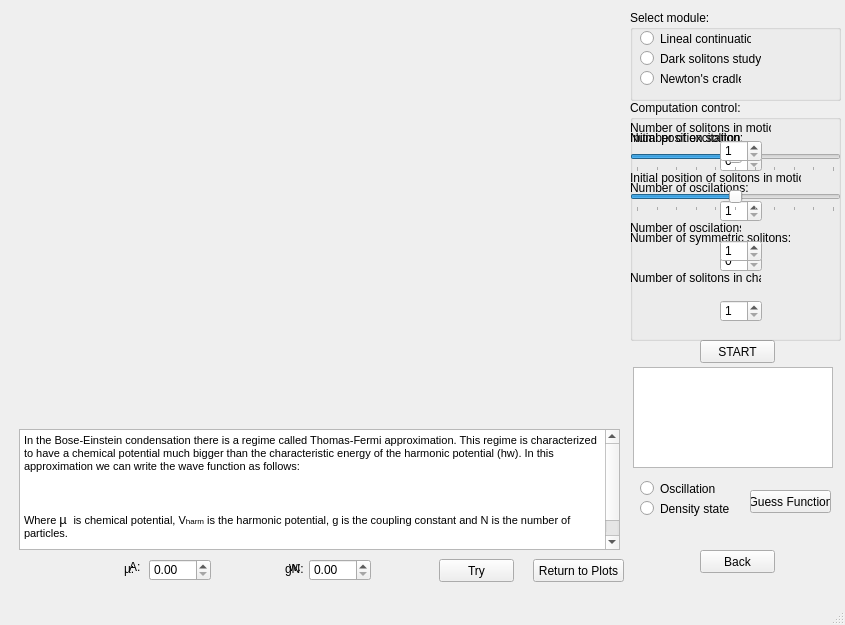
Above: DS.ui from brunojulia/ultracoldUB before the change. Below: the same form after it.
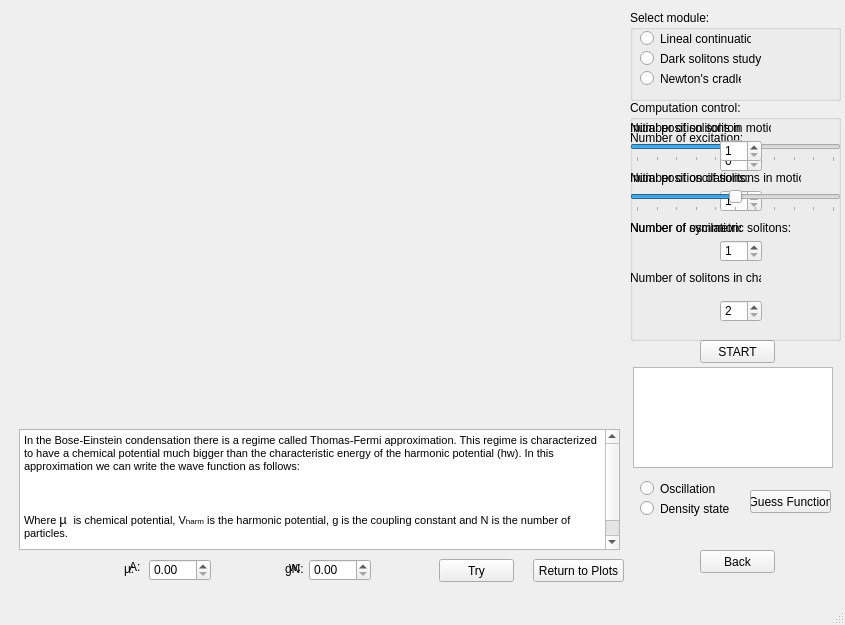
That is the form after the change. Icons and pictures are not drawn.

Commit message: Cambios en la interfaz.

```diff
--- a/DS.ui
+++ b/DS.ui
@@ -204,7 +204,7 @@
        </rect>
       </property>
       <property name="maximum">
-       <number>2</number>
+       <number>0</number>
       </property>
      </widget>
      <widget class="QLabel" name="label_7">
@@ -225,7 +225,7 @@
      <property name="geometry">
       <rect>
        <x>0</x>
-       <y>30</y>
+       <y>20</y>
        <width>211</width>
        <height>161</height>
       </rect>
@@ -277,7 +277,7 @@
        <number>1</number>
       </property>
       <property name="maximum">
-       <number>10</number>
+       <number>5</number>
       </property>
      </widget>
      <widget class="QLabel" name="label">
@@ -415,7 +415,7 @@
        <number>1</number>
       </property>
       <property name="maximum">
-       <number>10</number>
+       <number>5</number>
       </property>
      </widget>
      <widget class="QLabel" name="label_8">
@@ -467,7 +467,7 @@
        </rect>
       </property>
       <property name="minimum">
-       <number>1</number>
+       <number>2</number>
       </property>
       <property name="maximum">
        <number>3</number>
```
Left out of the diff: 25 changed lines with no effect on the pictures. The commit also changes 4 other files.
